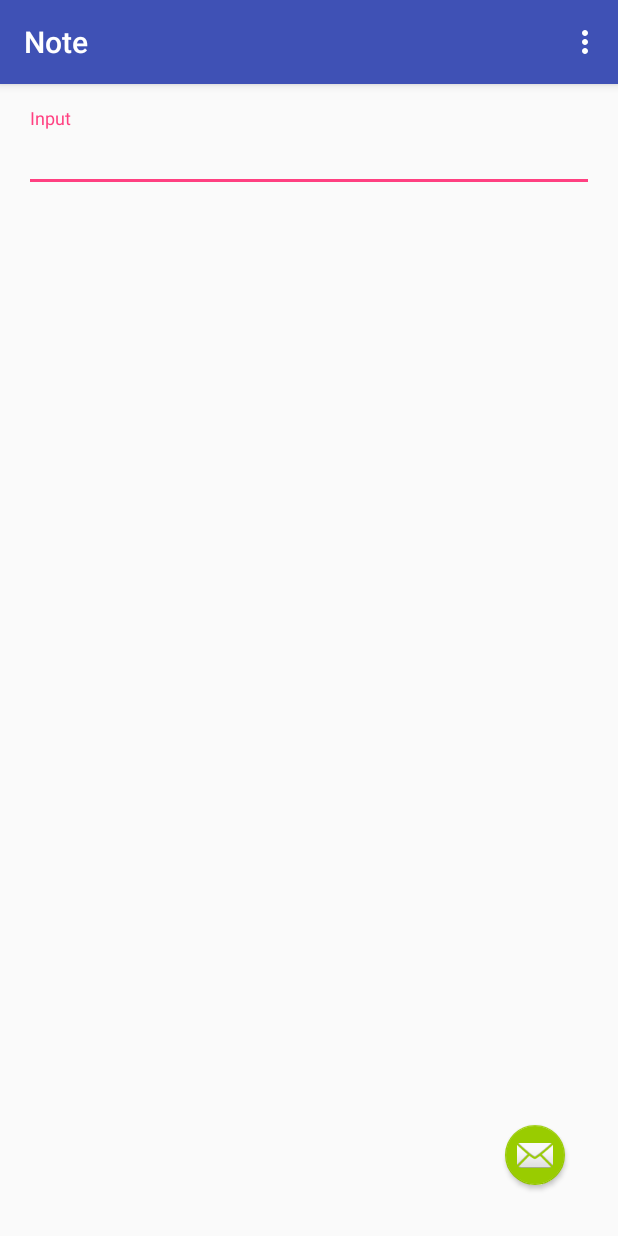
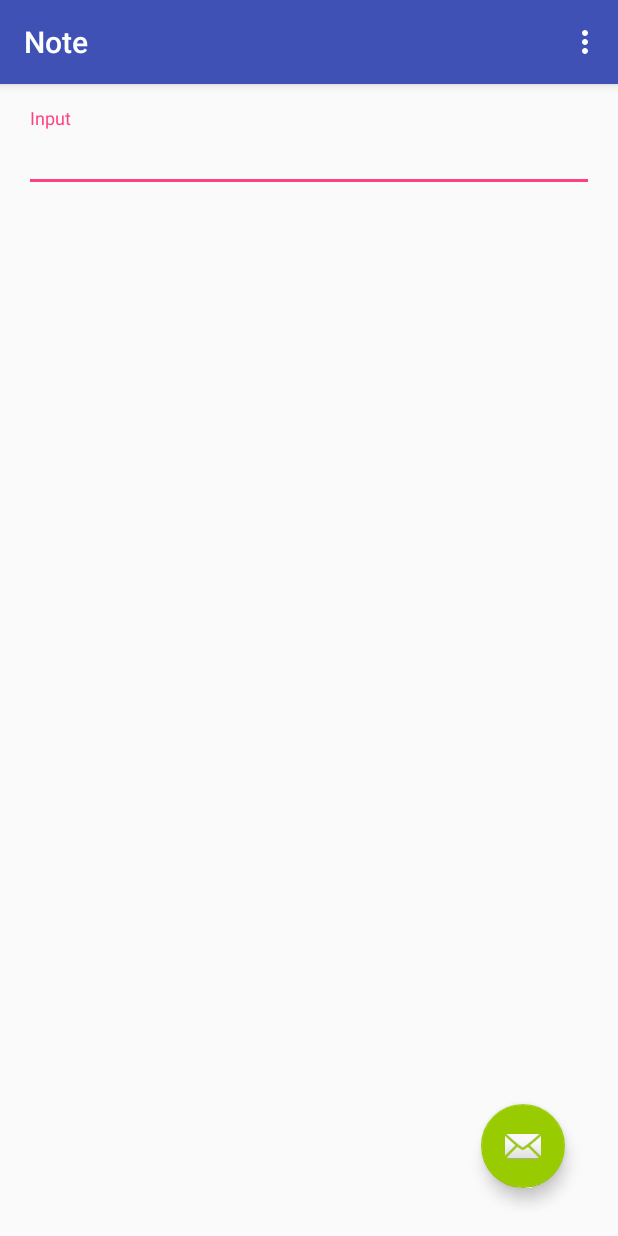
Before and after one commit to zYeoman/SimplestNote, an Android app: the screen it shows after launch (MainActivity), on a phone screen of 412 x 824 dp. Run offline under Robolectric (Android 15) with nearby library versions, the phone set to English and light mode, and no system bars.

Commit message:
:sparkles: 浮动按钮真的浮动了。

```diff
--- a/app/build.gradle
+++ b/app/build.gradle
@@ -21,6 +21,7 @@ android {
 
 dependencies {
     compile fileTree(dir: 'libs', include: ['*.jar'])
+    compile 'com.telly:floatingaction:0.0.6'
     androidTestCompile('com.android.support.test.espresso:espresso-core:2.2.2', {
         exclude group: 'com.android.support', module: 'support-annotations'
     })
--- a/app/src/main/res/layout/content_main.xml
+++ b/app/src/main/res/layout/content_main.xml
@@ -14,18 +14,22 @@
     tools:showIn="@layout/activity_main">
 
     <android.support.design.widget.FloatingActionButton
-        android:layout_width="wrap_content"
-        android:layout_height="wrap_content"
         android:clickable="true"
-        app:fabSize="mini"
         app:srcCompat="@android:drawable/ic_dialog_email"
         android:layout_alignParentBottom="true"
         android:layout_alignParentEnd="true"
         android:layout_marginEnd="19dp"
-        android:layout_marginBottom="18dp"
         android:id="@+id/fab"
-        app:backgroundTint="@android:color/holo_green_light"
-        app:elevation="2dp" />
+        android:orientation="vertical"
+        android:layout_width="73dp"
+        android:layout_height="73dp"
+        android:scaleType="fitCenter"
+        android:padding="25dp"
+        android:layout_marginRight="16dp"
+        android:layout_marginBottom="16dp"
+        android:layout_gravity="right|bottom"
+        android:background="@drawable/fa_default_background"
+        app:backgroundTint="@android:color/holo_green_light"/>
 
     <LinearLayout
         android:orientation="vertical"
```
Also changed, not shown: app/src/main/java/com/yeoman/simplestnote/ShowActivity.java (+32 -14 lines), app/src/main/res/layout/activity_show.xml (+0 -15 lines).
